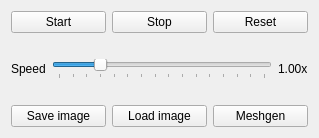
Easimer/trigen, file testbed_qt/sim_control.ui: the form before one commit.
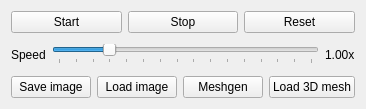
The form after the commit.

Commit message: testbed_qt: integrate objscan into the GUI

```diff
--- a/testbed_qt/sim_control.ui
+++ b/testbed_qt/sim_control.ui
@@ -6,8 +6,8 @@
    <rect>
     <x>0</x>
     <y>0</y>
-    <width>319</width>
-    <height>138</height>
+    <width>338</width>
+    <height>109</height>
    </rect>
   </property>
   <property name="windowTitle">
@@ -129,6 +129,13 @@
        </property>
       </widget>
      </item>
+     <item>
+      <widget class="QPushButton" name="btnLoadObj">
+       <property name="text">
+        <string>Load 3D mesh</string>
+       </property>
+      </widget>
+     </item>
     </layout>
    </item>
   </layout>
```
Left out of the diff: 2 changed lines with no effect on the pictures. The commit also changes 6 other files.
